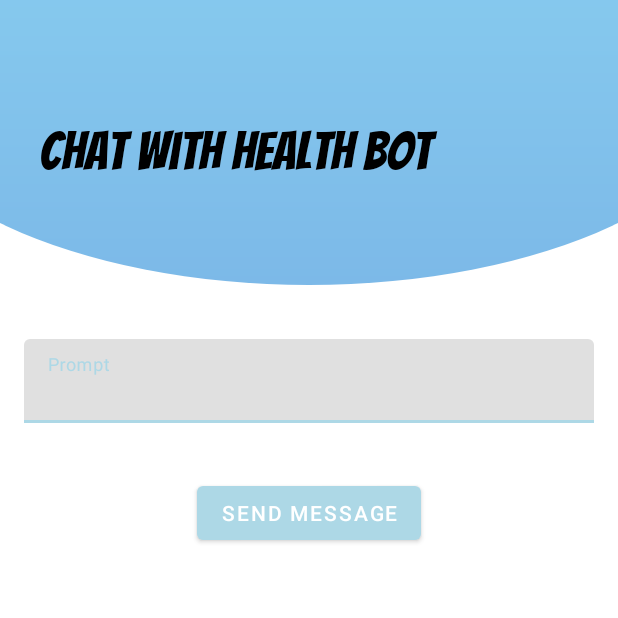
After one commit to Dlaminisiphi/Health-App, an Android app: the MainActivity2 screen opened directly, with no data from a screen before it, on a phone screen of 412 x 824 dp, the top half of it. The commit adds this screen. Run offline under Robolectric (Android 15) with nearby library versions, the phone set to English and light mode, and no system bars; libraries missing offline, so code that uses them is left out: com.google.ai.client; 1 statement that could not run was skipped.

Commit message:
Added chat bot

```diff
--- a/app/build.gradle.kts
+++ b/app/build.gradle.kts
@@ -67,4 +67,8 @@ dependencies {
     implementation("com.sun.mail:android-activation:1.6.7")
     implementation ("androidx.appcompat:appcompat:1.4.0")
 
+    implementation("com.google.ai.client.generativeai:generativeai:0.3.0")
+    implementation("com.google.guava:guava:31.0.1-android")
+    implementation("org.reactivestreams:reactive-streams:1.0.4")
+
 }
--- a/app/src/main/AndroidManifest.xml
+++ b/app/src/main/AndroidManifest.xml
@@ -14,6 +14,9 @@
         android:supportsRtl="true"
         android:theme="@style/Theme.DutHealthApp"
         tools:targetApi="31">
+        <activity
+            android:name=".MainActivity2"
+            android:exported="false" />
         <activity
             android:name=".MyBookingHistory"
             android:exported="false" />
--- a/app/src/main/java/com/example/dut_health_app/AdminUserBooking.java
+++ b/app/src/main/java/com/example/dut_health_app/AdminUserBooking.java
@@ -44,7 +44,7 @@ public class AdminUserBooking extends AppCompatActivity {
 
         // Attach listeners to retrieve data from Firebase Database
 // Attach listeners to retrieve data from Firebase Database
-        appointmentsRef.orderByChild("status").equalTo("Not Seen").addValueEventListener(new ValueEventListener() {
+        appointmentsRef.orderByChild("status").equalTo("not seen").addValueEventListener(new ValueEventListener() {
             @Override
             public void onDataChange(@NonNull DataSnapshot dataSnapshot) {
                 appointments.clear();
--- /dev/null
+++ b/app/src/main/java/com/example/dut_health_app/BuildConfig.java
@@ -0,0 +1,5 @@
+package com.example.dut_health_app;
+
+public class BuildConfig {
+    public static String apiKey = "AIzaSyB-qPTWBe4H7KdrFYhbY3GVrpPX1CJP2k8";
+}
--- /dev/null
+++ b/app/src/main/java/com/example/dut_health_app/MainActivity2.java
@@ -0,0 +1,131 @@
+package com.example.dut_health_app;
+
+import android.content.Context;
+import android.os.Build;
+import android.os.Bundle;
+import android.view.LayoutInflater;
+import android.view.View;
+import android.widget.Button;
+import android.widget.LinearLayout;
+import android.widget.ProgressBar;
+import android.widget.ScrollView;
+import android.widget.TextView;
+import android.widget.Toast;
+
+import androidx.activity.EdgeToEdge;
+import androidx.appcompat.app.AppCompatActivity;
+import androidx.core.graphics.Insets;
+import androidx.core.view.ViewCompat;
+import androidx.core.view.WindowInsetsCompat;
+
+import com.google.ai.client.generativeai.java.ChatFutures;
+import com.google.ai.client.generativeai.java.GenerativeModelFutures;
+import com.google.android.material.textfield.TextInputEditText;
+
+import java.time.Instant;
+import java.time.ZoneId;
+import java.time.format.DateTimeFormatter;
+
+public class MainActivity2 extends AppCompatActivity {
+
+    private TextInputEditText queryEditText;
+
+    private Button sendQueryButton;
+
+    private ProgressBar progressBar;
+
+    private LinearLayout chatBodyContainer;
+
+    private ChatFutures chatModel;
+
+    @Override
+    protected void onCreate(Bundle savedInstanceState) {
+        super.onCreate(savedInstanceState);
+        EdgeToEdge.enable(this);
+        setContentView(R.layout.activity_main2);
+        ViewCompat.setOnApplyWindowInsetsListener(findViewById(R.id.main), (v, insets) -> {
+            Insets systemBars = insets.getInsets(WindowInsetsCompat.Type.systemBars());
+            v.setPadding(systemBars.left, systemBars.top, systemBars.right, systemBars.bottom);
+            return insets;
+        });
+
+        chatModel =getChatModel();
+
+        queryEditText = findViewById(R.id.queryEditText);
+        sendQueryButton = findViewById(R.id.sendPromptButton);
+        progressBar = findViewById(R.id.sendPromptProgressBar);
+        chatBodyContainer =findViewById(R.id.chatResponseLayout);
+
+        sendQueryButton.setOnClickListener(v->{
+
+            String query = queryEditText.getText().toString();
+            progressBar.setVisibility(View.VISIBLE);
+
+            queryEditText.setText("");
+            populateChatBody("You",query,getDate());
+
+            GeminiPro.getResponse(chatModel, query, new ResponseCallBack() {
+                @Override
+                public void onResponse(String response){
+
+                    progressBar.setVisibility(View.GONE);
+                    populateChatBody("DUT HEALTH BOT", response,getDate());
+
+                }
+
+                @Override
+                public void onError(Throwable throwable){
+                    Toast.makeText(MainActivity2.this,"Error" + throwable.getMessage(),Toast.LENGTH_SHORT).show();
+                    populateChatBody("Dut Health Bot","Sorry i'm having trouble understanding that. Please try again",getDate());
+                    progressBar.setVisibility(View.GONE);
+
+                }
+            });
+        });
+
+    }
+
+    private  ChatFutures getChatModel(){
+        GeminiPro model = new GeminiPro();
+        GenerativeModelFutures modelFutures =model.getModel();
+
+        return modelFutures.startChat();
+    }
+
+    public void populateChatBody(String userName, String message,String date){
+        LayoutInflater inflater = (LayoutInflater) getSystemService(Context.LAYOUT_INFLATER_SERVICE);
+        View view = inflater.inflate(R.layout.chat_message_block, null);
+
+        TextView userAgentName = view.findViewById(R.id.userAgentNameTextfield);
+        TextView userAgentMessage = view.findViewById(R.id.userAgentMessageTextView);
+        TextView dataTextView = view.findViewById(R.id.dateTextView);
+
+        userAgentName.setText(userName);
+        userAgentMessage.setText(message);
+        dataTextView.setText(date);
+
+        chatBodyContainer.addView(view);
+
+        ScrollView scrollView = findViewById(R.id.scrollView);
+        scrollView.post(()->scrollView.fullScroll(View.FOCUS_DOWN));
+    }
+
+    private String getDate() {
+        Instant instant = null;
+        if (Build.VERSION.SDK_INT >= Build.VERSION_CODES.O) {
+            instant = Instant.now();
+        }
+        DateTimeFormatter formatter = null;
+        if (Build.VERSION.SDK_INT >= Build.VERSION_CODES.O) {
+            formatter = DateTimeFormatter.ofPattern("yyyy-MM-dd:HH-mm").withZone(ZoneId.systemDefault());
+        }
+
+        if (instant != null && formatter != null) {
+            return formatter.format(instant);
+        } else {
+            // Return a default value or handle the null case according to your application logic
+            return "Date not available";
+        }
+    }
+
+}
--- /dev/null
+++ b/app/src/main/java/com/example/dut_health_app/ResponseCallBack.java
@@ -0,0 +1,8 @@
+package com.example.dut_health_app;
+
+public interface ResponseCallBack {
+
+    void onResponse(String response);
+
+    void onError(Throwable throwable);
+}
--- /dev/null
+++ b/app/src/main/res/drawable/circle_bg.xml
@@ -0,0 +1,6 @@
+<?xml version="1.0" encoding="utf-8"?>
+<shape xmlns:android="http://schemas.android.com/apk/res/android">
+    <solid android:color="@color/black"/>
+    <corners android:radius="1000dp"/>
+
+</shape>
--- /dev/null
+++ b/app/src/main/res/layout/activity_main2.xml
@@ -0,0 +1,77 @@
+<?xml version="1.0" encoding="utf-8"?>
+<LinearLayout xmlns:android="http://schemas.android.com/apk/res/android"
+    xmlns:app="http://schemas.android.com/apk/res-auto"
+    xmlns:tools="http://schemas.android.com/tools"
+    android:id="@+id/main"
+    android:layout_width="match_parent"
+    android:orientation="vertical"
+    android:layout_height="match_parent"
+    tools:context=".MainActivity2">
+
+    <androidx.appcompat.widget.Toolbar
+        android:id="@+id/toolbar"
+        android:layout_width="match_parent"
+        android:layout_height="190dp"
+        android:background="@drawable/toolbar_header">
+
+        <TextView
+            android:layout_width="match_parent"
+            android:layout_height="wrap_content"
+            android:layout_gravity="center"
+            android:fontFamily="@font/bangers"
+            android:padding="10dp"
+            android:text="Chat with Health Bot"
+            android:textColor="@color/black"
+            android:textSize="35sp" />
+
+    </androidx.appcompat.widget.Toolbar>
+
+
+    <com.google.android.material.textfield.TextInputLayout
+        android:layout_width="match_parent"
+        android:layout_height="wrap_content"
+        android:layout_marginTop="20dp"
+        android:padding="16dp">
+
+        <com.google.android.material.textfield.TextInputEditText
+            android:id="@+id/queryEditText"
+            android:layout_width="match_parent"
+            android:layout_height="wrap_content"
+            android:hint="Prompt" />
+    </com.google.android.material.textfield.TextInputLayout>
+
+    <Button
+        android:id="@+id/sendPromptButton"
+        android:layout_width="wrap_content"
+        android:layout_height="wrap_content"
+        android:layout_gravity="center_horizontal"
+        android:layout_marginTop="20dp"
+        android:text="Send message" />
+
+    <ProgressBar
+        android:id="@+id/sendPromptProgressBar"
+        style="?android:attr/progressBarStyle"
+        android:layout_width="match_parent"
+        android:layout_height="wrap_content"
+        android:layout_marginTop="20dp"
+        android:visibility="gone" />
+
+    <ScrollView
+        android:id="@+id/scrollView"
+        android:layout_width="match_parent"
+        android:layout_height="0dp"
+        android:layout_weight="1"
+        android:layout_marginTop="20dp">
+
+        <LinearLayout
+            android:id="@+id/chatResponseLayout"
+            android:layout_width="match_parent"
+            android:layout_height="wrap_content"
+            android:orientation="vertical"
+            android:paddingStart="20dp"
+            android:paddingEnd="20dp">
+
+        </LinearLayout>
+    </ScrollView>
+
+</LinearLayout>
--- a/app/src/main/res/layout/activity_user_profile.xml
+++ b/app/src/main/res/layout/activity_user_profile.xml
@@ -29,7 +29,7 @@
                 android:id="@+id/full_name"
                 android:layout_width="wrap_content"
                 android:layout_height="wrap_content"
-                android:text="dlaminisiphi#@gmail.com"
+                android:text="thobani@gmail.com"
                 android:textSize="20sp"
                 android:fontFamily="@font/bangers"
                 android:layout_toRightOf="@+id/profile_image"
@@ -41,7 +41,7 @@
                 android:id="@+id/email_add"
                 android:layout_width="wrap_content"
                 android:layout_height="wrap_content"
-                android:text="dlaminisiphi#@gmail.com"
+                android:text="thobani@gmail.com"
                 android:textSize="14sp"
                 android:includeFontPadding="false"
                 android:fontFamily="@font/anticr"
```
Also changed, not shown: app/src/main/java/com/example/dut_health_app/Dashboard.java (+12 -1 lines), app/src/main/java/com/example/dut_health_app/GeminiPro.java (added, +73 -0 lines), app/src/main/res/layout/activity_dashboard.xml (+36 -1 lines), app/src/main/res/layout/chat_message_block.xml (added, +49 -0 lines), app/src/main/res/drawable/icons8_message_bot_80.png (added).
